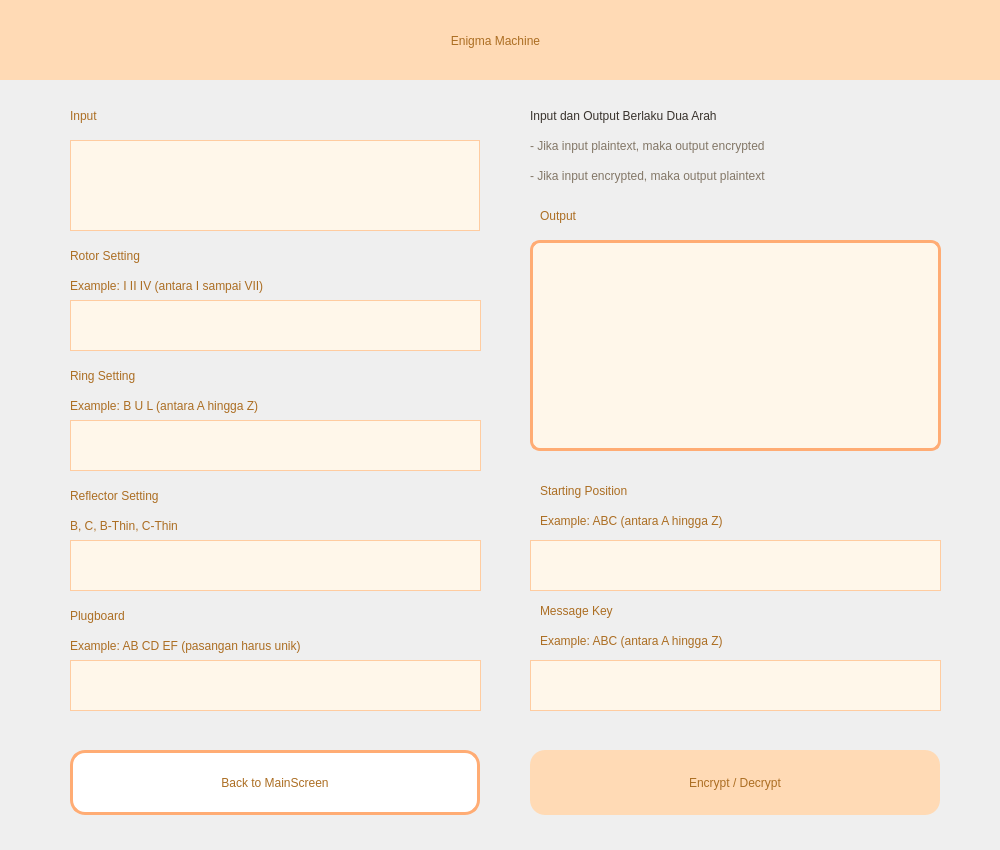
Before: the Qt Designer form src/ui/enigmaMachine.ui in christopherdavinn/tugascipher, drawn with Qt 5.
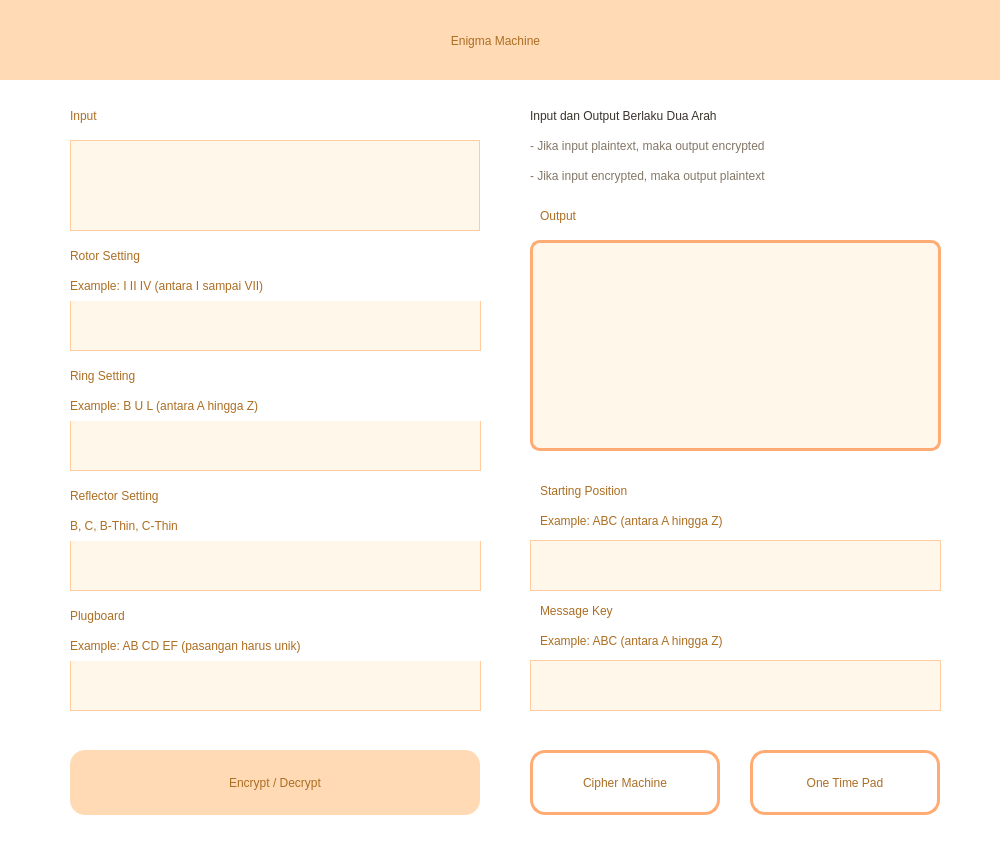
After: the same form once the commit is applied.

```diff
--- a/src/ui/enigmaMachine.ui
+++ b/src/ui/enigmaMachine.ui
@@ -13,6 +13,9 @@
   <property name="windowTitle">
    <string>Dialog</string>
   </property>
+  <property name="styleSheet">
+   <string notr="true">background-color: #ffffff</string>
+  </property>
   <widget class="QWidget" name="widget" native="true">
    <property name="geometry">
     <rect>
@@ -536,7 +539,7 @@
   <widget class="QPushButton" name="cryptBut">
    <property name="geometry">
     <rect>
-     <x>530</x>
+     <x>70</x>
      <y>750</y>
      <width>410</width>
      <height>65</height>
@@ -569,9 +572,9 @@
   <widget class="QPushButton" name="backBut">
    <property name="geometry">
     <rect>
-     <x>70</x>
+     <x>530</x>
      <y>750</y>
-     <width>410</width>
+     <width>190</width>
      <height>65</height>
     </rect>
    </property>
@@ -597,7 +600,41 @@
 </string>
    </property>
    <property name="text">
-    <string>Back to MainScreen</string>
+    <string>Cipher Machine</string>
+   </property>
+  </widget>
+  <widget class="QPushButton" name="otpBut">
+   <property name="geometry">
+    <rect>
+     <x>750</x>
+     <y>750</y>
+     <width>190</width>
+     <height>65</height>
+    </rect>
+   </property>
+   <property name="styleSheet">
+    <string notr="true">QPushButton {
+	font: 700 11pt &quot;MS Shell Dlg 2&quot;;
+	border: none;
+	border-left 2px solid transparent;
+	border-radius: 15px; 
+	background-color: #ffffff;
+	border: 3px solid #ffac74;
+	color: #ac6e23;
+}
+
+QPushButton:hover {
+	background-color: #ffdab5;
+}
+
+QPushButton:pressed {
+	background-color: #e69b69;
+	color: #fff;
+}
+</string>
+   </property>
+   <property name="text">
+    <string>One Time Pad</string>
    </property>
   </widget>
  </widget>
```
